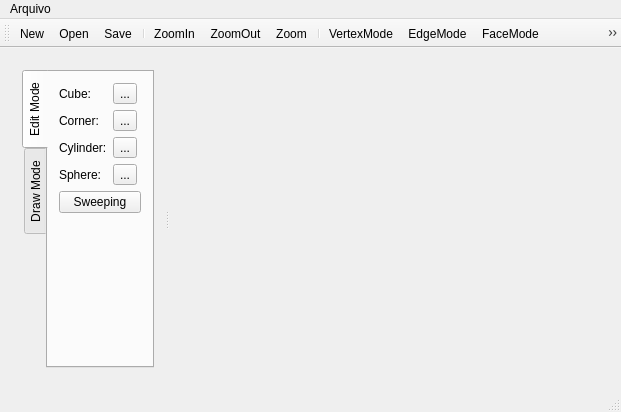
chintanp/brep, file src/interface/mainwindow.ui: the form before one commit.
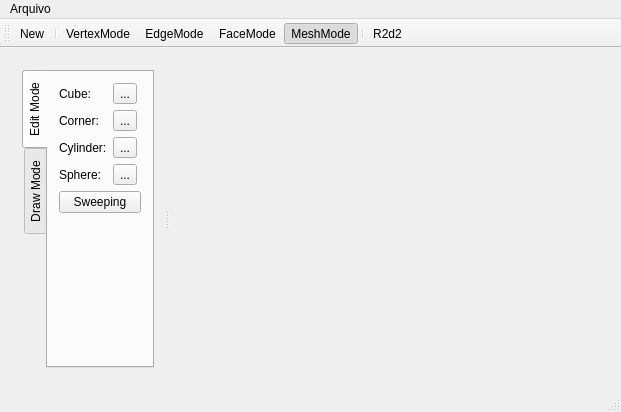
The form after the commit. Icons and pictures are not drawn. Custom widgets are drawn as their Qt base class.

The edit to the form file:
```diff
--- a/src/interface/mainwindow.ui
+++ b/src/interface/mainwindow.ui
@@ -239,12 +239,6 @@
     <bool>false</bool>
    </attribute>
    <addaction name="actionNew"/>
-   <addaction name="actionOpen"/>
-   <addaction name="actionSave"/>
-   <addaction name="separator"/>
-   <addaction name="actionZoomIn"/>
-   <addaction name="actionZoomOut"/>
-   <addaction name="actionZoom"/>
    <addaction name="separator"/>
    <addaction name="actionVertexMode"/>
    <addaction name="actionEdgeMode"/>
@@ -355,6 +349,9 @@
    <property name="checkable">
     <bool>true</bool>
    </property>
+   <property name="checked">
+    <bool>true</bool>
+   </property>
    <property name="icon">
     <iconset resource="../../data/icon/icons.qrc">
      <normaloff>:/mesh.png</normaloff>:/mesh.png</iconset>
```
